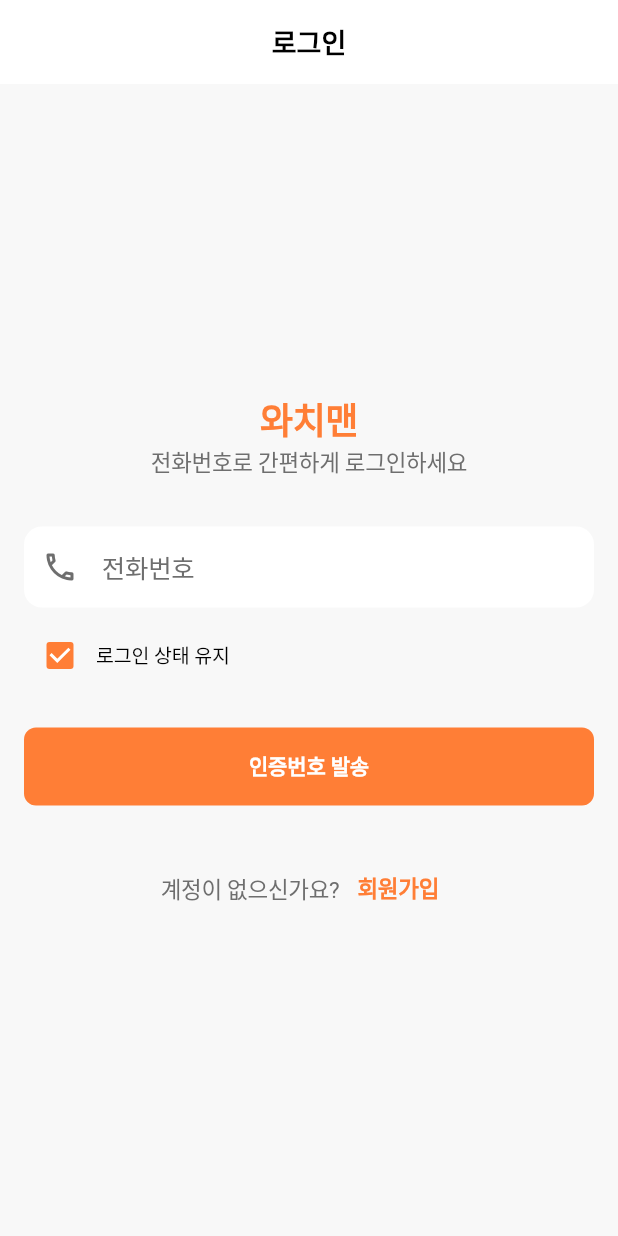
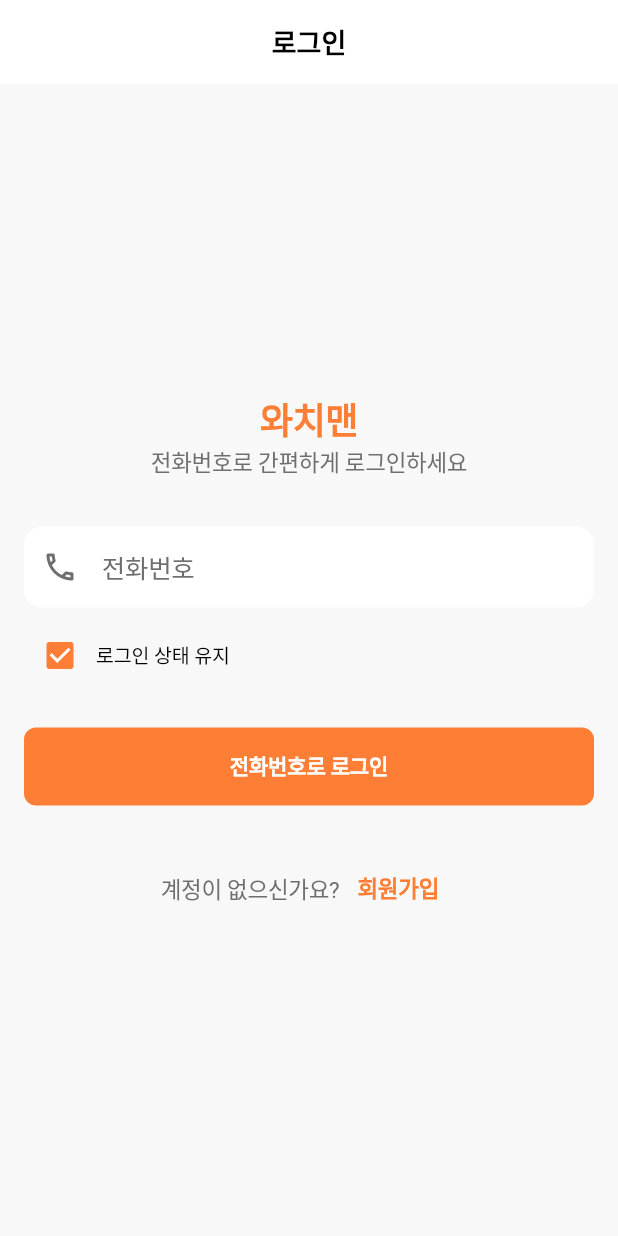
Before and after one commit to cherryberryyogurt/watchman-app-pjh, a Flutter app: the screen it shows after launch, on a phone screen of 412 x 824 dp. Run offline on Flutter 3.47's test engine with Material 3 defaults, Android fonts, the phone set to English and light mode, and no system bars; our stand-ins replace cached_network_image, cloud_firestore, dots_indicator, equatable, firebase_auth, firebase_core and 7 more; missing offline and left inert: firebase_app_check; accounts and stored records are empty; generated files the repository leaves out were written again; Roboto replaces fonts that are missing (Pretendard); project files that could hold a hidden picture were left out.

Commit message:
Update login screen text to reflect '전화번호로 로그인' for improved clarity in user authentication

```diff
--- a/lib/features/auth/screens/login_screen.dart
+++ b/lib/features/auth/screens/login_screen.dart
@@ -349,7 +349,7 @@
                                 color: Colors.white,
                               ),
                             )
-                          : const Text('인증번호 발송'),
+                          : const Text('전화번호로 로그인'),
                     ),
                   ],
 
```
